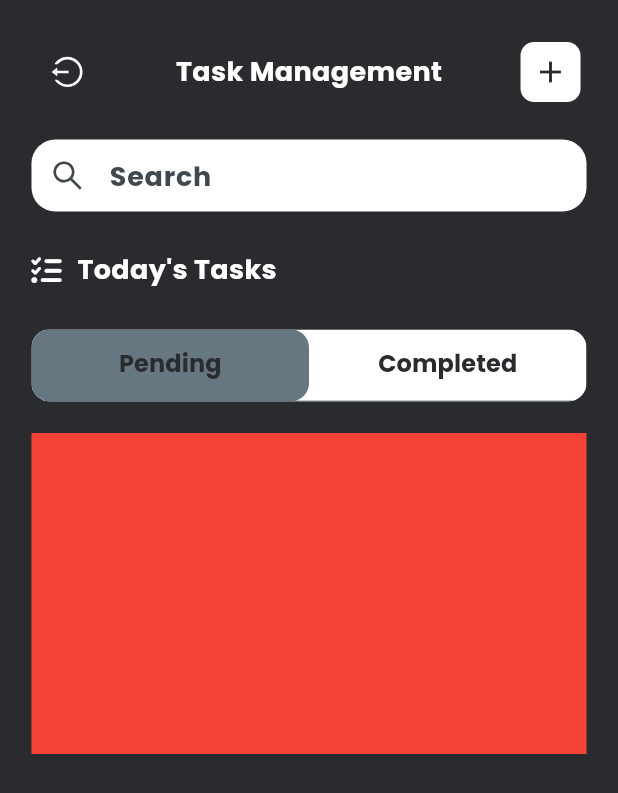
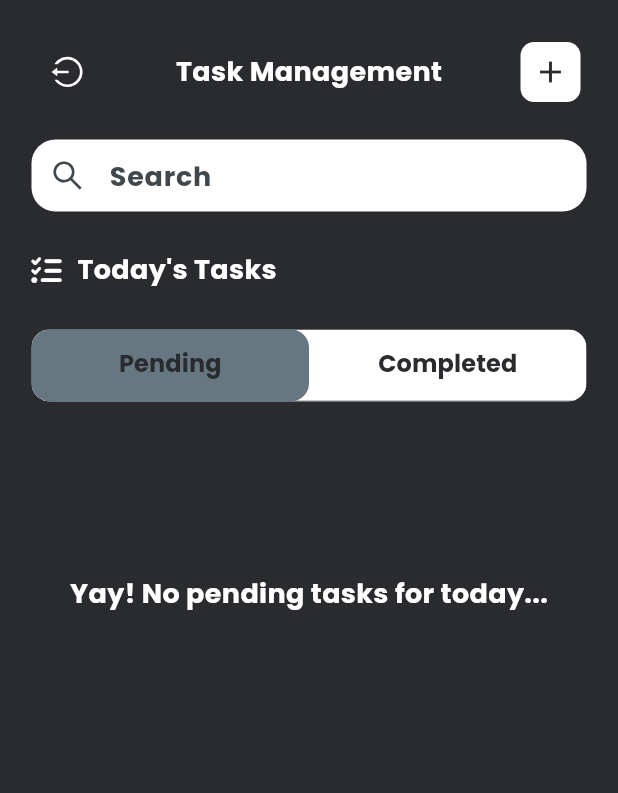
Before and after one commit to Mopheshi/FlutterApps, a Flutter app: the HomeScreen screen opened directly, on a phone screen of 412 x 824 dp. Shown: the top 793 px of the screen. Run offline on Flutter 3.47's test engine with Material 3 defaults, Android fonts, the phone set to English and light mode, and no system bars; our stand-ins replace country_picker, firebase_auth, firebase_core, flutter_datetime_picker_plus, flutter_hooks, flutter_riverpod and 8 more; accounts and stored records are empty; generated files the repository leaves out were written again.

Commit message:
Add Task UI and logic...

```diff
--- a/lib/core/common/widgets/fading_text.dart
+++ b/lib/core/common/widgets/fading_text.dart
@@ -6,7 +6,7 @@ import '../../res/colours.dart';
 class FadingText extends StatelessWidget {
   final String text;
   final double fontSize;
-  final FontWeight fontWeight;
+  final FontWeight? fontWeight;
   final color;
   final TextAlign? textAlign;
 
@@ -14,7 +14,7 @@ class FadingText extends StatelessWidget {
     this.text, {
     super.key,
     required this.fontSize,
-    required this.fontWeight,
+    this.fontWeight,
     this.color,
     this.textAlign,
   });
--- /dev/null
+++ b/lib/core/extensions/date_extentions.dart
@@ -0,0 +1,5 @@
+import 'package:intl/intl.dart';
+
+extension DateExtension on DateTime {
+  String get timeOnly => DateFormat('hh:mm').format(this);
+}
--- a/lib/core/res/colours.dart
+++ b/lib/core/res/colours.dart
@@ -1,5 +1,6 @@
 import 'dart:math';
-import 'dart:ui';
+
+import 'package:flutter/material.dart';
 
 class Colours {
   const Colours._();
@@ -15,18 +16,24 @@ class Colours {
   static const Color lightBackground = Color(0x58797777);
   static const Color greyBackground = Color(0xFF202C33);
 
-  static const colours = [
-    red,
-    lightBlue,
-    Color(0xFFF50FCF),
-    Color(0xFFAC0FF5),
-    green,
-    yellow,
-  ];
+  // static const colours = [
+  //   red,
+  //   lightBlue,
+  //   Color(0xFFF50FCF),
+  //   Color(0xFFAC0FF5),
+  //   green,
+  //   yellow,
+  // ];
+
+  // static Color randomColour() {
+  //   final random = Random();
+  //   int randomIndex = random.nextInt(Colours.colours.length);
+  //   return Colours.colours[randomIndex];
+  // }
 
   static Color randomColour() {
     final random = Random();
-    int randomIndex = random.nextInt(Colours.colours.length);
-    return Colours.colours[randomIndex];
+    int randomIndex = random.nextInt(Colors.primaries.length);
+    return Colors.primaries[randomIndex];
   }
 }
--- a/lib/features/todo/app/task_date_provider.dart
+++ b/lib/features/todo/app/task_date_provider.dart
@@ -14,7 +14,7 @@ class TaskDate extends _$TaskDate {
 
   String? date() {
     if (state == null) return null;
-    return DateFormat("dd/MM/yyyy").format(state!);
+    return DateFormat("dd-MM-yyyy").format(state!);
   }
 
   void reset() => state = null;
--- a/lib/features/todo/models/task_model.dart
+++ b/lib/features/todo/models/task_model.dart
@@ -6,7 +6,7 @@ class TaskModel {
   DateTime? date;
   DateTime? startTime;
   DateTime? endTime;
-  bool remind;
+  bool reminder;
   bool repeat;
 
   TaskModel({
@@ -17,7 +17,7 @@ class TaskModel {
     this.date,
     this.startTime,
     this.endTime,
-    this.remind = false,
+    this.reminder = false,
     this.repeat = true,
   });
 
@@ -30,7 +30,7 @@ class TaskModel {
       date: DateTime.parse(map['date'] as String),
       startTime: DateTime.parse(map['startTime'] as String),
       endTime: DateTime.parse(map['endTime'] as String),
-      remind: (map['remind'] as num) == 1,
+      reminder: (map['reminder'] as num) == 1,
       repeat: (map['repeat'] as num) == 1,
     );
   }
@@ -43,7 +43,7 @@ class TaskModel {
         'date': date.toString(),
         'startTime': startTime.toString(),
         'endTime': endTime.toString(),
-        'remind': remind ? 1 : 0,
+        'reminder': reminder ? 1 : 0,
         'repeat': repeat ? 1 : 0,
       };
 }
--- a/lib/features/todo/views/home_screen.dart
+++ b/lib/features/todo/views/home_screen.dart
@@ -6,6 +6,7 @@ import 'package:google_fonts/google_fonts.dart';
 import 'package:todo_app/core/common/widgets/filled_field.dart';
 import 'package:todo_app/core/common/widgets/white_space.dart';
 import 'package:todo_app/features/todo/views/add_task_screen.dart';
+import 'package:todo_app/features/todo/widgets/active_tasks.dart';
 
 import '../../../core/helper/db_helper.dart';
 import '../../../core/res/colours.dart';
@@ -169,12 +170,15 @@ class HomeScreen extends HookWidget {
             const WhiteSpace(height: 20),
             SizedBox(
               height: screenHeight * 0.26,
-              child: TabBarView(
-                controller: tabController,
-                children: const [
-                  ColoredBox(color: Colors.red),
-                  ColoredBox(color: Colors.blue),
-                ],
+              child: ClipRRect(
+                borderRadius: BorderRadius.circular(12),
+                child: TabBarView(
+                  controller: tabController,
+                  children: const [
+                    ActiveTasks(),
+                    ColoredBox(color: Colors.blue),
+                  ],
+                ),
               ),
             ),
           ],
--- /dev/null
+++ b/lib/features/todo/widgets/active_tasks.dart
@@ -0,0 +1,66 @@
+import 'package:flutter/material.dart';
+import 'package:flutter_riverpod/flutter_riverpod.dart';
+import 'package:google_fonts/google_fonts.dart';
+import 'package:todo_app/core/res/colours.dart';
+import 'package:todo_app/features/todo/app/task_provider.dart';
+import 'package:todo_app/features/todo/widgets/todo_tile.dart';
+
+import '../models/task_model.dart';
+
+class ActiveTasks extends ConsumerWidget {
+  const ActiveTasks({super.key});
+
+  @override
+  Widget build(BuildContext context, WidgetRef ref) {
+    return FutureBuilder<List<TaskModel>>(
+      future: ref.watch(taskProvider.notifier).getActiveTasksForToday(),
+      builder: (_, snapshot) {
+        if (snapshot.connectionState == ConnectionState.waiting) {
+          return const Center(child: CircularProgressIndicator());
+        }
+
+        if (snapshot.hasError) {
+          return Center(
+            child: Text(
+              'An error occurred: ${snapshot.error}',
+              style: GoogleFonts.poppins(
+                fontWeight: FontWeight.bold,
+                fontSize: 18,
+                color: Colours.light,
+              ),
+            ),
+          );
+        }
+
+        if (snapshot.hasData) {
+          final tasks = snapshot.data!; // Now it's safe to use !
+          if (tasks.isEmpty) {
+            return Center(
+              child: Text(
+                'Yay! No pending tasks for today...',
+                style: GoogleFonts.poppins(
+                  fontWeight: FontWeight.bold,
+                  fontSize: 18,
+                  color: Colours.light,
+                ),
+              ),
+            );
+          } else {
+            return ColoredBox(
+              color: Colours.lightBackground,
+              child: ListView.builder(
+                itemCount: tasks.length,
+                itemBuilder: (_, index) {
+                  final task = tasks[index];
+                  return TodoTile(task: task);
+                },
+              ),
+            );
+          }
+        }
+
+        return const SizedBox.shrink();
+      },
+    );
+  }
+}
```
Also changed, not shown: lib/core/helper/db_helper.dart (+5 -5 lines), lib/features/todo/app/task_provider.dart (added, +104 -0 lines), lib/features/todo/views/add_task_screen.dart (+18 -7 lines), lib/features/todo/widgets/todo_tile.dart (added, +84 -0 lines), lib/features/todo/app/task_provider.g.dart (added).
